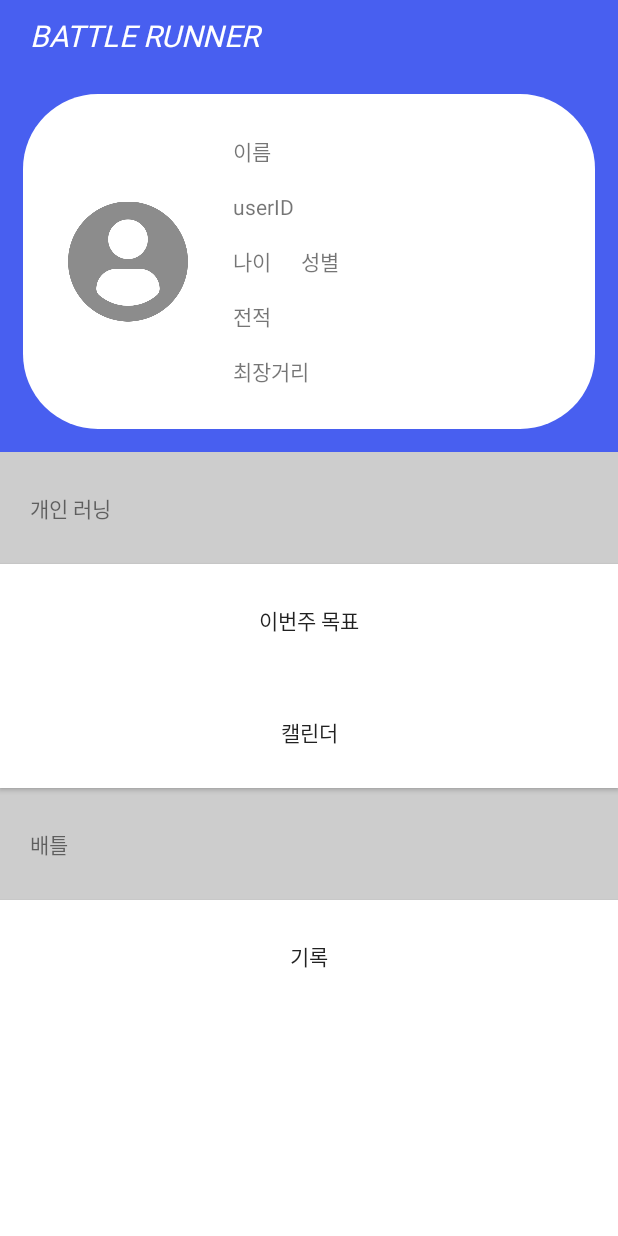
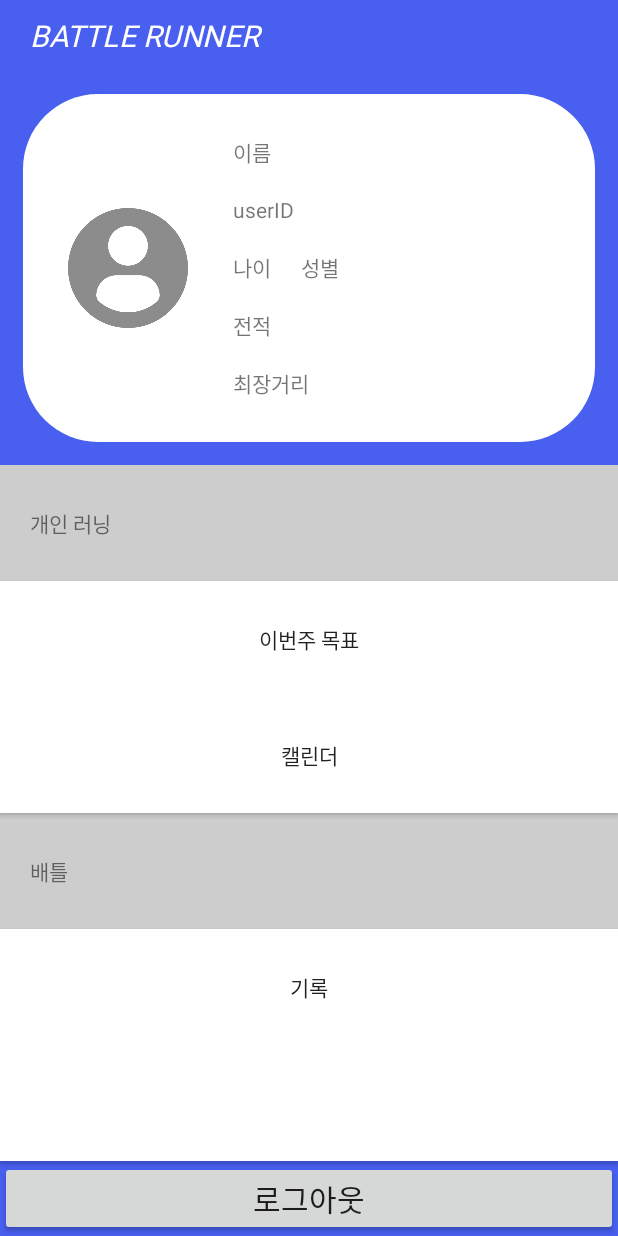
Before and after one commit to Gahyun-313/BattleRunner, an Android app: the fragment MyPageFragment shown on its own in the app's theme, on a phone screen of 412 x 824 dp. Run offline under Robolectric (Android 15) with nearby library versions, the phone set to English and light mode, and no system bars; libraries missing offline, so code that uses them is left out: com.kakao.sdk.

Commit message:
로그인 구현?
약간 애매

```diff
--- a/app/build.gradle
+++ b/app/build.gradle
@@ -15,7 +15,7 @@
     defaultConfig {
         applicationId "com.example.battlerunner"
         minSdk 31
-        targetSdk 34
+        targetSdk 33
         versionCode 1
         versionName "1.0"
 
@@ -44,6 +44,9 @@
     implementation 'com.google.android.material:material:1.12.0'
     implementation 'androidx.constraintlayout:constraintlayout:2.1.4'
     implementation 'com.google.android.gms:play-services-maps:19.0.0'
+    implementation "com.kakao.sdk:v2-user:2.20.0" // Kakao Login
+    implementation ("com.kakao.sdk:v2-all:2.20.0") // 전체 모듈 설치, 2.11.0 버전부터 지원
+    implementation 'androidx.cardview:cardview:1.0.0'
     testImplementation 'junit:junit:4.13.2'
     androidTestImplementation 'androidx.test.ext:junit:1.2.1'
     androidTestImplementation 'androidx.test.espresso:espresso-core:3.6.1'
--- a/app/src/main/java/com/example/battlerunner/MyPageFragment.kt
+++ b/app/src/main/java/com/example/battlerunner/MyPageFragment.kt
@@ -1,10 +1,14 @@
 package com.example.battlerunner
 
+import android.content.Intent
 import android.os.Bundle
 import androidx.fragment.app.Fragment
 import android.view.LayoutInflater
 import android.view.View
 import android.view.ViewGroup
+import android.widget.Button
+import android.widget.Toast
+import com.kakao.sdk.user.UserApiClient
 
 // TODO: Rename parameter arguments, choose names that match
 // the fragment initialization parameters, e.g. ARG_ITEM_NUMBER
@@ -34,7 +38,34 @@
         savedInstanceState: Bundle?
     ): View? {
         // Inflate the layout for this fragment
-        return inflater.inflate(R.layout.fragment_mypage, container, false)
+        val view = inflater.inflate(R.layout.fragment_mypage, container, false)
+
+        val kakaoLogoutButton = view.findViewById<Button>(R.id.kakao_logout_button)
+        kakaoLogoutButton.setOnClickListener {
+            UserApiClient.instance.accessTokenInfo { tokenInfo, error ->
+                if (error != null) {
+                    // 이미 로그아웃된 상태이거나 토큰이 없는 경우
+                    Toast.makeText(requireContext(), "이미 로그아웃된 상태입니다.", Toast.LENGTH_SHORT).show()
+                    val intent = Intent(requireContext(), LoginActivity::class.java)
+                    startActivity(intent)
+                    activity?.finish()
+                } else {
+                    // 로그아웃 수행
+                    UserApiClient.instance.logout { logoutError ->
+                        if (logoutError != null) {
+                            Toast.makeText(requireContext(), "로그아웃 실패: ${logoutError.message}", Toast.LENGTH_SHORT).show()
+                        } else {
+                            Toast.makeText(requireContext(), "로그아웃 성공", Toast.LENGTH_SHORT).show()
+                            val intent = Intent(requireContext(), LoginActivity::class.java)
+                            startActivity(intent)
+                            activity?.finish()
+                        }
+                    }
+                }
+            }
+        }
+
+        return view
     }
 
     companion object {
--- a/app/src/main/res/layout/activity_main.xml
+++ b/app/src/main/res/layout/activity_main.xml
@@ -9,6 +9,11 @@
     tools:context=".MainActivity">
 
     <!--홈바를 제외한 메인 공간-->
+    <Button
+        android:id="@+id/loginBtn"
+        android:layout_width="match_parent"
+        android:layout_height="40dp"
+        android:background="@color/blue0"/>
     <FrameLayout
         android:id="@+id/fragmentContainer"
         android:layout_width="match_parent"
--- a/app/src/main/res/layout/fragment_mypage.xml
+++ b/app/src/main/res/layout/fragment_mypage.xml
@@ -3,6 +3,7 @@
     xmlns:tools="http://schemas.android.com/tools"
     android:layout_width="match_parent"
     android:layout_height="match_parent"
+    xmlns:app="http://schemas.android.com/apk/res-auto"
     tools:context=".HomeFragment"
     android:background="@color/blue0">
 
@@ -139,11 +140,22 @@
             android:background="@color/white"
             android:text="@string/myPage_record"/>
 
+
         <!--여백-->
         <Button
             android:layout_width="match_parent"
             android:layout_height="0dp"
-            android:layout_weight="2"
+            android:layout_weight="1"
             android:background="@color/white"/>
+
+        <Button
+            android:id="@+id/kakao_logout_button"
+            android:layout_width="match_parent"
+            android:layout_height="wrap_content"
+            android:text="로그아웃"
+            android:textSize="20sp"
+            app:layout_constraintBottom_toTopOf="@+id/kakao_unlink_button"
+            app:layout_constraintLeft_toLeftOf="parent"
+            app:layout_constraintRight_toRightOf="parent" />
     </LinearLayout>
 </FrameLayout>
--- a/app/src/main/res/values/strings.xml
+++ b/app/src/main/res/values/strings.xml
@@ -83,6 +83,7 @@
     <string name="myPage_calendar">캘린더</string>
     <string name="myPage_battle">배틀</string>
     <string name="myPage_record">기록</string>
+    <string name="myPage_logout">로그아웃</string>
 
 
 </resources>
--- a/settings.gradle
+++ b/settings.gradle
@@ -10,6 +10,7 @@
     repositories {
         google()
         mavenCentral()
+        maven { url 'https://devrepo.kakao.com/nexus/content/groups/public/' } //카카오 로그인
     }
 }
 rootProject.name = "Battle Runner"
```
Also changed, not shown: app/src/main/AndroidManifest.xml (+28 -0 lines), app/src/main/java/com/example/battlerunner/MainActivity.kt (+6 -7 lines), build.gradle (+10 -0 lines), app/src/main/res/drawable/a27m_rowned.png (added), app/src/main/res/drawable/db4.png (added).
